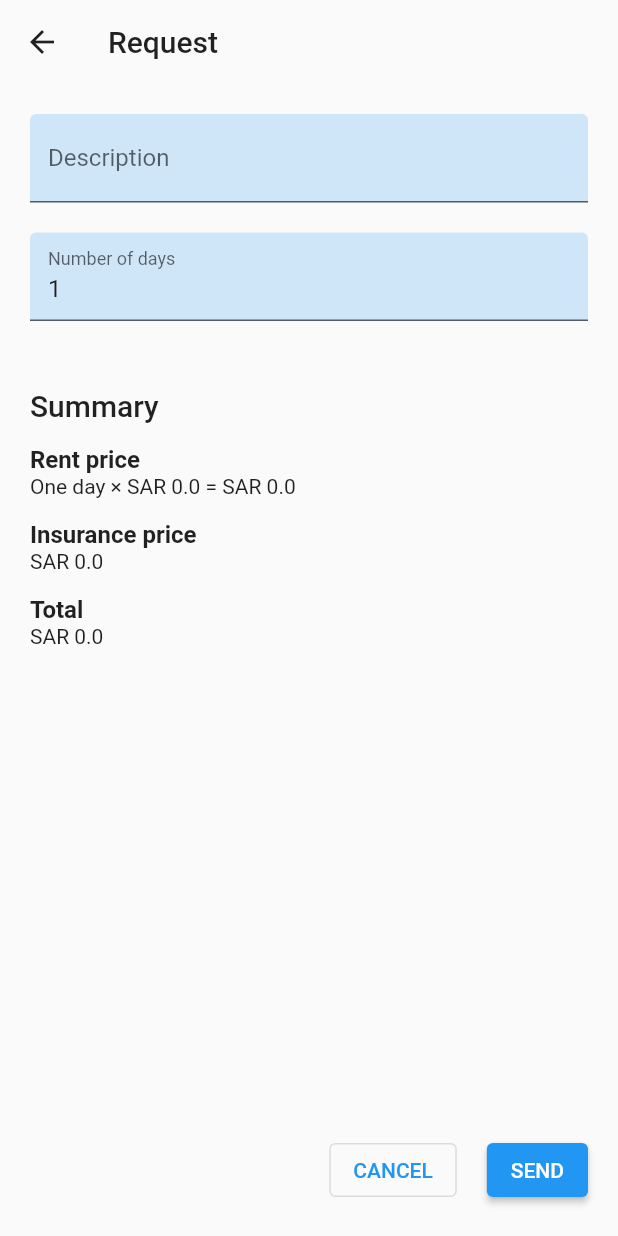
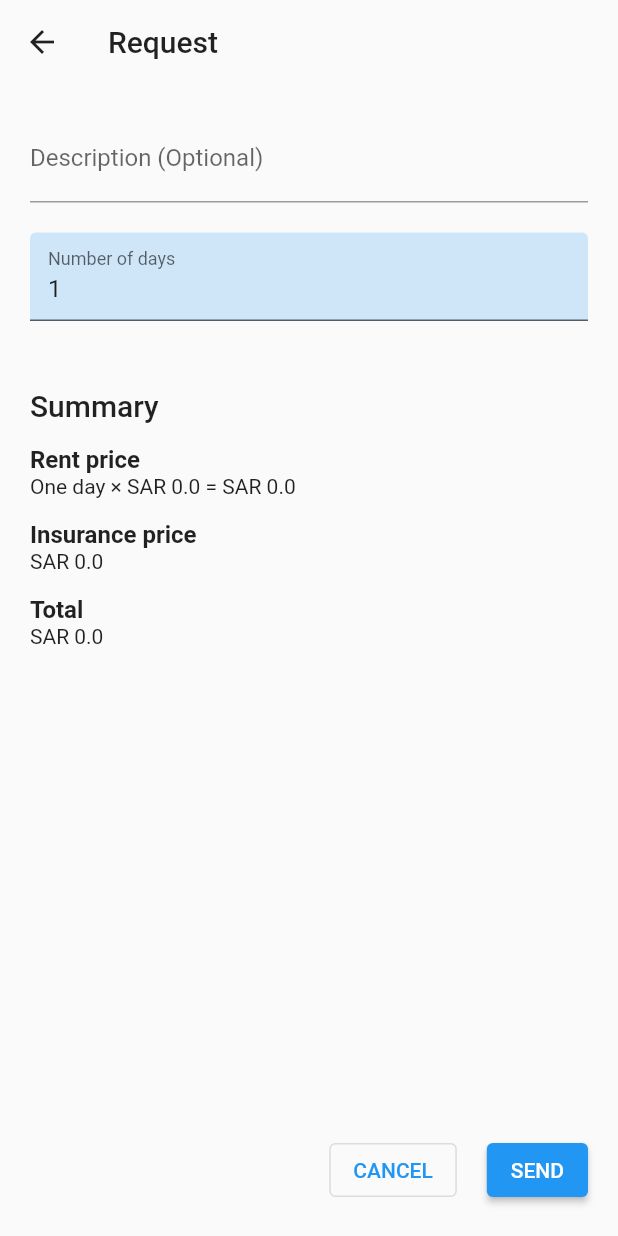
Before and after one commit to ElforL/rentool, a Flutter app: the NewRequestScreen screen opened directly with empty values, on a phone screen of 412 x 824 dp. Run offline on Flutter 3.47's test engine with Material 2 defaults, Android fonts, the light colour scheme and no system bars; our stand-ins replace chewie, cloud_firestore, cloud_functions, connectivity_plus, device_info_plus, file_picker and 16 more; missing offline and left inert: algolia, flutter_facebook_auth, video_thumbnail; accounts and stored records are empty; generated files the repository leaves out were written again.

Commit message:
📝 add "Optional" to request description tf label

```diff
--- a/lib/localization/app_ar.arb
+++ b/lib/localization/app_ar.arb
@@ -447,5 +447,7 @@
     "offer_n_rent": "أجر أدواتك واستأجر أدوات الآخرين",
     "random_tools": "أدوات مختارة عشوائيًا",
 
+    "optional": "اختياري",
+
     "someLocalizedString": "متغير تجريبي - {argument}"
 }
--- a/lib/localization/app_en.arb
+++ b/lib/localization/app_en.arb
@@ -971,6 +971,8 @@
     "offer_n_rent": "Offer your tools and rent others'",
     "random_tools": "Random tools",
 
+    "optional": "Optional",
+
     "someLocalizedString": "Localized part - {argument}",
     "@someLocalizedString": {
         "type": "text",
--- a/lib/screens/new_request_screen.dart
+++ b/lib/screens/new_request_screen.dart
@@ -60,8 +60,8 @@ class _NewRequestScreenState extends State<NewRequestScreen> {
                     maxLines: 20,
                     textInputAction: TextInputAction.newline,
                     decoration: InputDecoration(
-                      filled: true,
-                      labelText: AppLocalizations.of(context)!.description,
+                      labelText:
+                          '${AppLocalizations.of(context)!.description} (${AppLocalizations.of(context)!.optional})',
                       errorText: _descriptionErrorText,
                     ),
                     onChanged: (_) {
```
